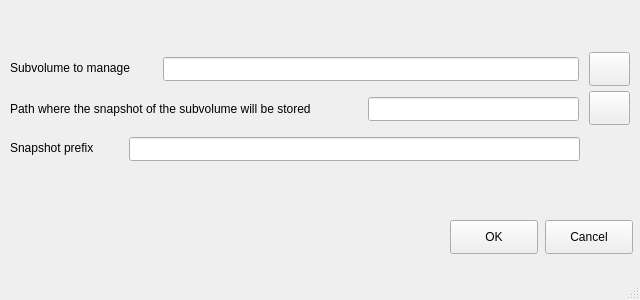
First picture: the form in buttermanager/ui/SubvolumeWindow.ui, repository egara/buttermanager, before the edit.
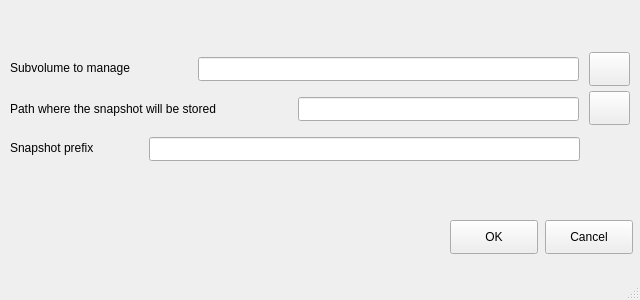
Second picture: the form after the edit.

What changed in the file:
```diff
--- a/buttermanager/ui/SubvolumeWindow.ui
+++ b/buttermanager/ui/SubvolumeWindow.ui
@@ -43,9 +43,9 @@
    <widget class="QLineEdit" name="line_subvolume_origin">
     <property name="geometry">
      <rect>
-      <x>163</x>
+      <x>198</x>
       <y>57</y>
-      <width>416</width>
+      <width>381</width>
       <height>24</height>
      </rect>
     </property>
@@ -53,9 +53,9 @@
    <widget class="QLineEdit" name="line_subvolume_dest">
     <property name="geometry">
      <rect>
-      <x>368</x>
+      <x>298</x>
       <y>97</y>
-      <width>211</width>
+      <width>281</width>
       <height>24</height>
      </rect>
     </property>
@@ -63,9 +63,9 @@
    <widget class="QLineEdit" name="line_snapshot_name">
     <property name="geometry">
      <rect>
-      <x>129</x>
+      <x>149</x>
       <y>137</y>
-      <width>451</width>
+      <width>431</width>
       <height>24</height>
      </rect>
     </property>
@@ -75,7 +75,7 @@
      <rect>
       <x>10</x>
       <y>60</y>
-      <width>141</width>
+      <width>161</width>
       <height>16</height>
      </rect>
     </property>
@@ -88,12 +88,12 @@
      <rect>
       <x>10</x>
       <y>101</y>
-      <width>351</width>
+      <width>291</width>
       <height>16</height>
      </rect>
     </property>
     <property name="text">
-     <string>Path where the snapshot of the subvolume will be stored</string>
+     <string>Path where the snapshot will be stored</string>
     </property>
    </widget>
    <widget class="QPushButton" name="button_add_subvolume_orig">
@@ -133,7 +133,7 @@
      <rect>
       <x>10</x>
       <y>140</y>
-      <width>111</width>
+      <width>131</width>
       <height>16</height>
      </rect>
     </property>
```
